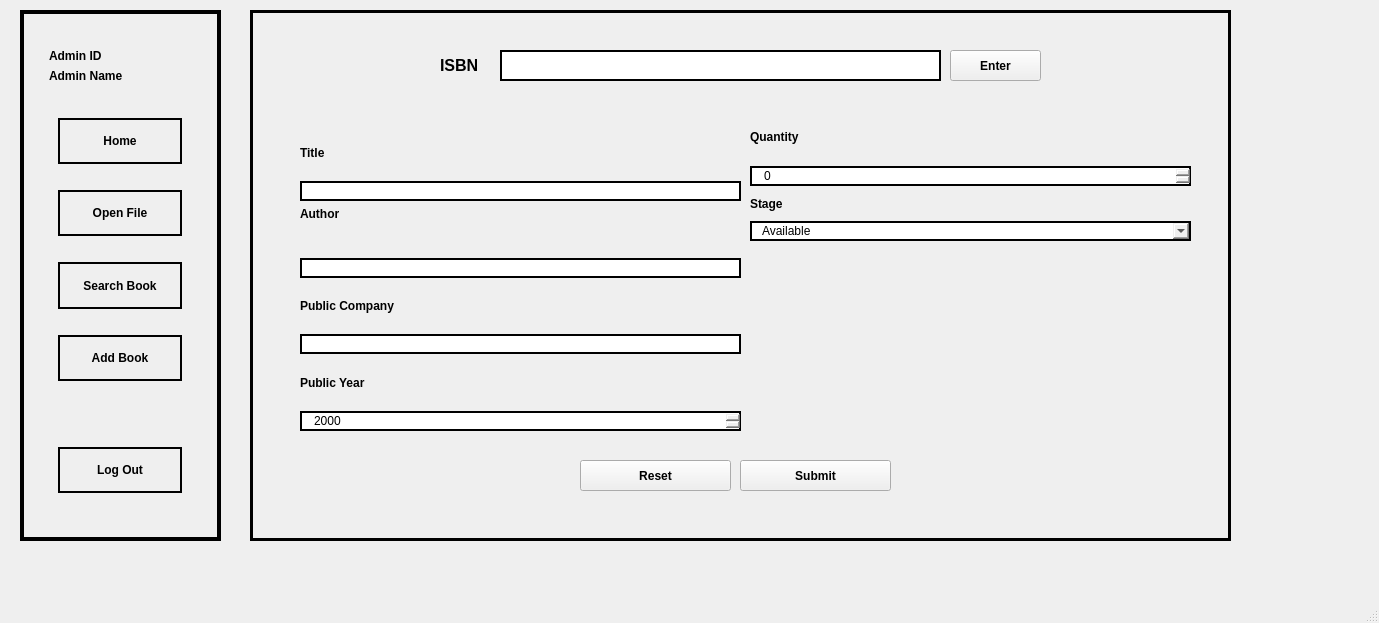
The window that ui/designer-files/mainwindow.ui (viciousircle/FINAL-huhuh) describes before a commit, drawn with Qt 5.
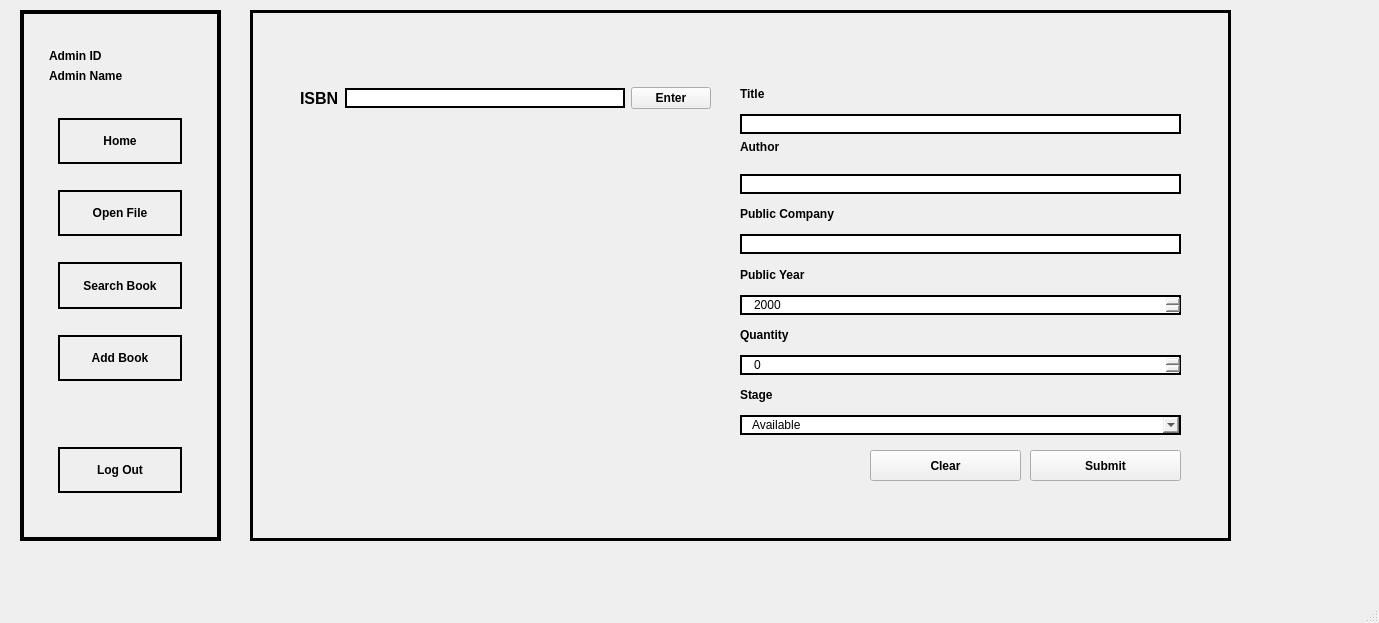
The same window after the commit. The open tabs and pages were chosen to show the change.

Commit message: getBook by ISBN ok

Patch:
```diff
--- a/ui/designer-files/mainwindow.ui
+++ b/ui/designer-files/mainwindow.ui
@@ -281,84 +281,13 @@
       <property name="lineWidth">
        <number>3</number>
       </property>
-      <widget class="QLabel" name="isbn">
-       <property name="geometry">
-        <rect>
-         <x>190</x>
-         <y>40</y>
-         <width>51</width>
-         <height>31</height>
-        </rect>
-       </property>
-       <property name="font">
-        <font>
-         <pointsize>12</pointsize>
-         <bold>true</bold>
-        </font>
-       </property>
-       <property name="text">
-        <string>ISBN</string>
-       </property>
-      </widget>
-      <widget class="QLineEdit" name="input_isbnAdd">
-       <property name="geometry">
-        <rect>
-         <x>250</x>
-         <y>40</y>
-         <width>441</width>
-         <height>31</height>
-        </rect>
-       </property>
-       <property name="styleSheet">
-        <string notr="true">border: 2px solid black;
-color: rgb(0, 0, 0);
-padding: 0px 10px 0px 10px ;
-</string>
-       </property>
-      </widget>
-      <widget class="QPushButton" name="enter_btn">
-       <property name="geometry">
-        <rect>
-         <x>700</x>
-         <y>40</y>
-         <width>91</width>
-         <height>31</height>
-        </rect>
-       </property>
-       <property name="font">
-        <font>
-         <bold>true</bold>
-        </font>
-       </property>
-       <property name="styleSheet">
-        <string notr="true">QPushButton{
-	border: 2px solid black;
-	color: rgb(0, 0, 0);
-	padding: 5 10px 5 10px ;
-}
-QPushButton:hover{
-	border: 2px solid #560bad;
-	color: #560bad;
-	padding: 0 10px 0 10px ;
-}
-QPushButton::after{
-	border: 2px solid grey;\ncolor: grey;\npadding: 0 10px 0 10px ;\n
-}
-
-
-</string>
-       </property>
-       <property name="text">
-        <string>Enter</string>
-       </property>
-      </widget>
       <widget class="QWidget" name="verticalLayoutWidget_15">
        <property name="geometry">
         <rect>
-         <x>50</x>
-         <y>120</y>
+         <x>490</x>
+         <y>70</y>
          <width>441</width>
-         <height>301</height>
+         <height>355</height>
         </rect>
        </property>
        <layout class="QVBoxLayout" name="verticalLayout_14">
@@ -456,22 +385,7 @@
           </property>
          </widget>
         </item>
-       </layout>
-      </widget>
-      <widget class="QWidget" name="verticalLayoutWidget_16">
-       <property name="geometry">
-        <rect>
-         <x>500</x>
-         <y>120</y>
-         <width>441</width>
-         <height>111</height>
-        </rect>
-       </property>
-       <layout class="QVBoxLayout" name="verticalLayout_15">
-        <property name="spacing">
-         <number>0</number>
-        </property>
-        <item alignment="Qt::AlignTop">
+        <item>
          <widget class="QLabel" name="quantity">
           <property name="font">
            <font>
@@ -530,8 +444,8 @@
       <widget class="QPushButton" name="submit_btn">
        <property name="geometry">
         <rect>
-         <x>490</x>
-         <y>450</y>
+         <x>780</x>
+         <y>440</y>
          <width>151</width>
          <height>31</height>
         </rect>
@@ -566,8 +480,8 @@
       <widget class="QPushButton" name="reset_btn">
        <property name="geometry">
         <rect>
-         <x>330</x>
-         <y>450</y>
+         <x>620</x>
+         <y>440</y>
          <width>151</width>
          <height>31</height>
         </rect>
@@ -596,9 +510,74 @@
 </string>
        </property>
        <property name="text">
-        <string>Reset</string>
+        <string>Clear</string>
        </property>
       </widget>
+      <widget class="QWidget" name="horizontalLayoutWidget_2">
+       <property name="geometry">
+        <rect>
+         <x>50</x>
+         <y>70</y>
+         <width>411</width>
+         <height>36</height>
+        </rect>
+       </property>
+       <layout class="QHBoxLayout" name="horizontalLayout_2">
+        <item>
+         <widget class="QLabel" name="isbn">
+          <property name="font">
+           <font>
+            <pointsize>12</pointsize>
+            <bold>true</bold>
+           </font>
+          </property>
+          <property name="text">
+           <string>ISBN</string>
+          </property>
+         </widget>
+        </item>
+        <item>
+         <widget class="QLineEdit" name="input_isbnAdd">
+          <property name="styleSheet">
+           <string notr="true">border: 2px solid black;
+color: rgb(0, 0, 0);
+padding: 0px 10px 0px 10px ;
+</string>
+          </property>
+         </widget>
+        </item>
+        <item>
+         <widget class="QPushButton" name="enter_btn">
+          <property name="font">
+           <font>
+            <bold>true</bold>
+           </font>
+          </property>
+          <property name="styleSheet">
+           <string notr="true">QPushButton{
+	border: 2px solid black;
+	color: rgb(0, 0, 0);
+	padding: 5 10px 5 10px ;
+}
+QPushButton:hover{
+	border: 2px solid #560bad;
+	color: #560bad;
+	padding: 0 10px 0 10px ;
+}
+QPushButton::after{
+	border: 2px solid grey;\ncolor: grey;\npadding: 0 10px 0 10px ;\n
+}
+
+
+</string>
+          </property>
+          <property name="text">
+           <string>Enter</string>
+          </property>
+         </widget>
+        </item>
+       </layout>
+      </widget>
      </widget>
     </widget>
     <widget class="QWidget" name="home_page">
```
Left out of the diff: 2 changed lines with no effect on the pictures. The commit also changes 8 other files.
